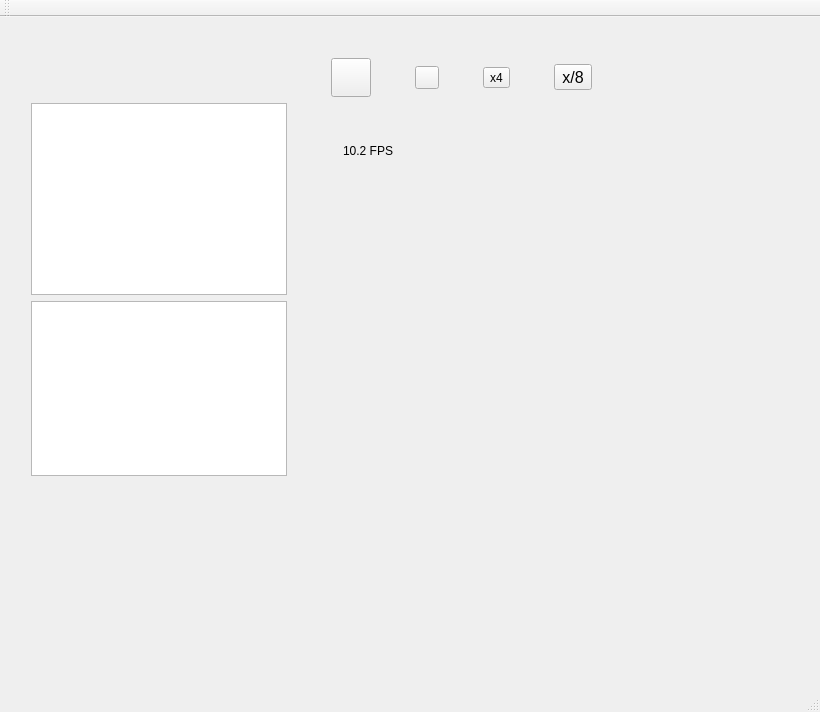
Above: PoseLab/PoseLab.ui from jenshemprich/tf-cpp-pose-estimation before the change. Below: the same form after it.
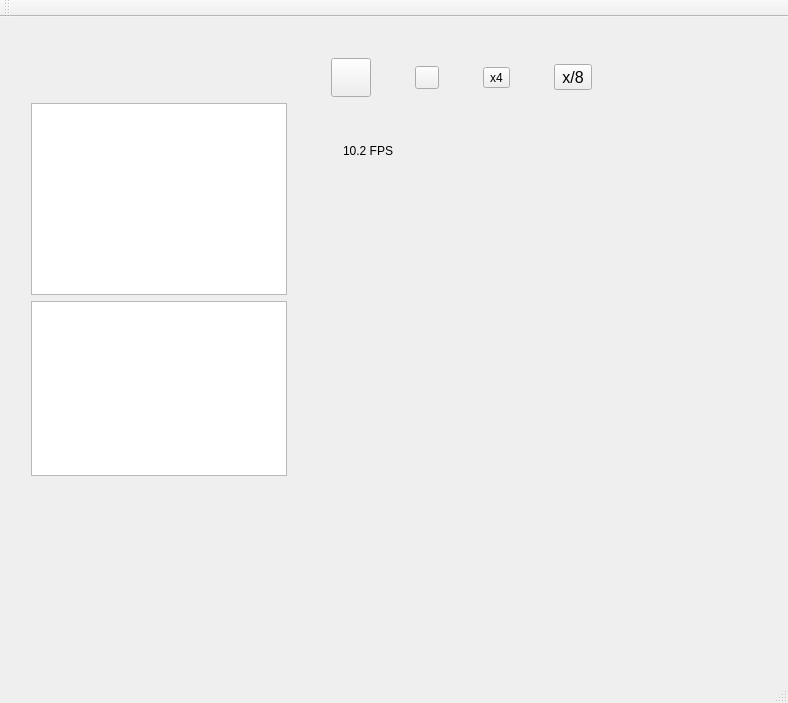
That is the form after the change. Icons and pictures are not drawn. Custom widgets are drawn as their Qt base class.

What changed in the file:
```diff
--- a/PoseLab/PoseLab.ui
+++ b/PoseLab/PoseLab.ui
@@ -6,8 +6,8 @@
    <rect>
     <x>0</x>
     <y>0</y>
-    <width>820</width>
-    <height>712</height>
+    <width>788</width>
+    <height>703</height>
    </rect>
   </property>
   <property name="windowTitle">
```
Left out of the diff: 29 changed lines with no effect on the pictures.
